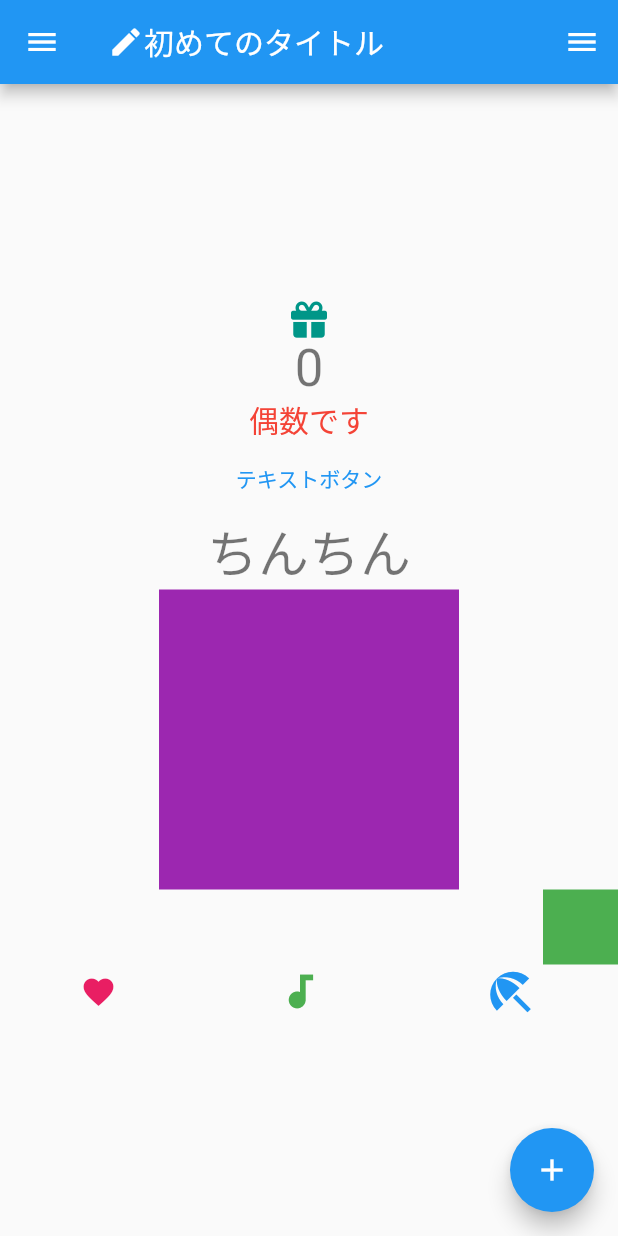
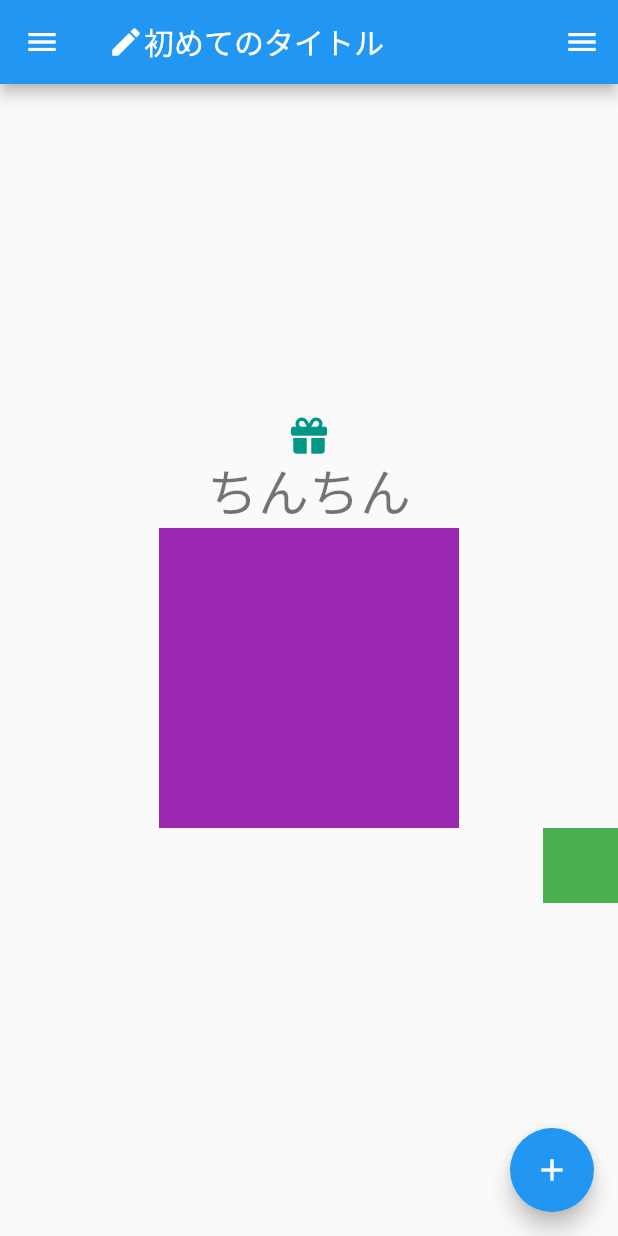
Before and after one commit to kumakou/flutter-demo, a Flutter app: the screen it shows after launch, on a phone screen of 412 x 824 dp. Run offline on Flutter 3.47's test engine with Material 2 defaults, Android fonts, the phone set to English and light mode, and no system bars; our stand-ins replace font_awesome_flutter.

Commit message:
余分なものの整理

```diff
--- a/lib/main.dart
+++ b/lib/main.dart
@@ -66,16 +66,16 @@ class _MyHomePageState extends State<MyHomePage> {
         mainAxisAlignment: MainAxisAlignment.center,
         children: [
           const Icon(FontAwesomeIcons.gift, color: Colors.teal),
-          Text(
-            '$_counter',
-            style: Theme.of(context).textTheme.headline4,
-          ),
-          if (_counter % 2 == 0)
-            Text('偶数です', style: TextStyle(fontSize: 20, color: Colors.red)),
-          TextButton(
-            onPressed: () => {print("ボタンが押されたよ")},
-            child: const Text("テキストボタン"),
-          ),
+          // Text(
+          //   '$_counter',
+          //   style: Theme.of(context).textTheme.headline4,
+          // ),
+          // if (_counter % 2 == 0)
+          //   Text('偶数です', style: TextStyle(fontSize: 20, color: Colors.red)),
+          // TextButton(
+          //   onPressed: () => {print("ボタンが押されたよ")},
+          //   child: const Text("テキストボタン"),
+          // ),
           AnimatedOpacity(
               opacity: _flag ? 0.01 : 1.0,
               duration: const Duration(seconds: 3),
@@ -96,25 +96,25 @@ class _MyHomePageState extends State<MyHomePage> {
                   width: 50,
                   height: 50,
                   child: Container(color: Colors.green))),
-          Row(
-              mainAxisAlignment: MainAxisAlignment.spaceAround,
-              children: const [
-                Icon(
-                  Icons.favorite,
-                  color: Colors.pink,
-                  size: 24.0,
-                ),
-                Icon(
-                  Icons.audiotrack,
-                  color: Colors.green,
-                  size: 30.0,
-                ),
-                Icon(
-                  Icons.beach_access,
-                  color: Colors.blue,
-                  size: 36.0,
-                ),
-              ]),
+          // Row(
+          //     mainAxisAlignment: MainAxisAlignment.spaceAround,
+          //     children: const [
+          //       Icon(
+          //         Icons.favorite,
+          //         color: Colors.pink,
+          //         size: 24.0,
+          //       ),
+          //       Icon(
+          //         Icons.audiotrack,
+          //         color: Colors.green,
+          //         size: 30.0,
+          //       ),
+          //       Icon(
+          //         Icons.beach_access,
+          //         color: Colors.blue,
+          //         size: 36.0,
+          //       ),
+          //     ]),
         ],
       ),
       floatingActionButton: FloatingActionButton(
```
